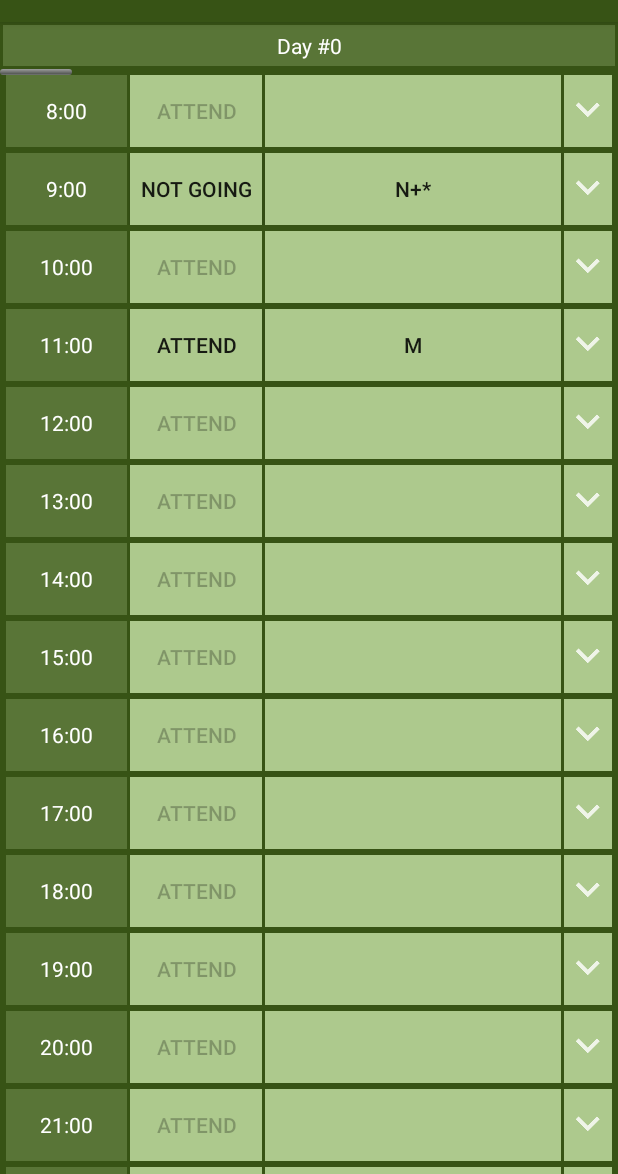
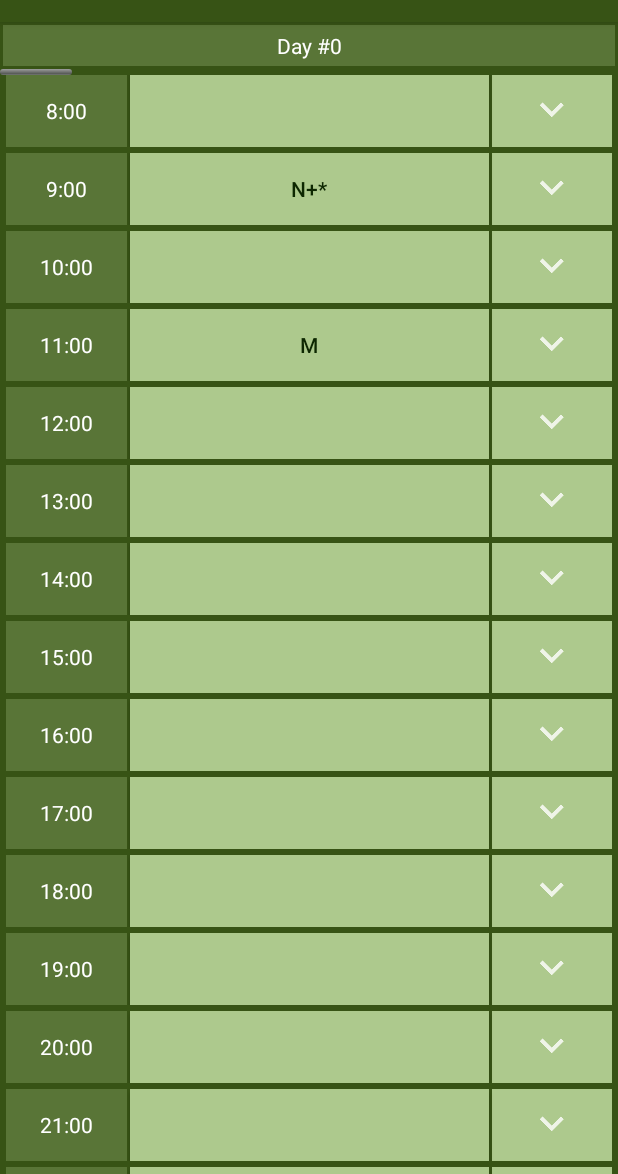
Before and after one commit to DanglingPointer/NTNUI-Tennis, an Android app: the screen it shows after launch (PagerActivity), on a phone screen of 412 x 824 dp, the part 62-1236 px from its top. Run offline under Robolectric (Android 15) with nearby library versions, the phone set to English and light mode, and no system bars; 5 statements that could not run were skipped.

Commit message:
TODO: slot parser, SlotDetailsActivity, PagerActivity

```diff
--- a/App/NtnuiTennis/app/src/main/java/org/mikhailv/ntnuitennis/data/Slot.java
+++ b/App/NtnuiTennis/app/src/main/java/org/mikhailv/ntnuitennis/data/Slot.java
@@ -16,11 +16,9 @@ public interface Slot
 
     boolean isExpired();
 
-    //boolean hasAvailable();
+    boolean hasAvailable();
 
     List<String> getAttending();
-
-    boolean isMeAttending();
 }
 
 class SlotImpl implements Slot
@@ -71,6 +69,7 @@ class SlotImpl implements Slot
     public SlotImpl setAvailable(boolean hasAvailable)
     {
         m_hasAvailable = hasAvailable;
+        return this;
     }
     public List<String> getAttending()
     {
@@ -81,11 +80,4 @@ class SlotImpl implements Slot
         m_reserved.add(name);
         return this;
     }
-    public boolean isMeAttending()
-    {
-        for (String name : m_reserved)
-            if (name != null && name.equals(Globals.MY_NAME))
-                return true;
-        return false;
-    }
 }
--- a/App/NtnuiTennis/app/src/main/java/org/mikhailv/ntnuitennis/data/SlotDetailsInfo.java
+++ b/App/NtnuiTennis/app/src/main/java/org/mikhailv/ntnuitennis/data/SlotDetailsInfo.java
@@ -21,6 +21,8 @@ public interface SlotDetailsInfo
     String[] getRegularsLine(int row) // row starts from 0, one line for each spot/player
     ;
 
+    String getAttendingLink();
+
     String getSubstitutesTitle();
 
     String[] getSubstitutesLine(int row);
--- a/App/NtnuiTennis/app/src/main/java/org/mikhailv/ntnuitennis/data/TableBuilder.java
+++ b/App/NtnuiTennis/app/src/main/java/org/mikhailv/ntnuitennis/data/TableBuilder.java
@@ -55,6 +55,9 @@ public class TableBuilder
         m_days.add(name);
         return this;
     }
+    /**
+     * Can be used as dummy
+     */
     public Week getWeek()
     {
         WeekImpl week = new WeekImpl();
--- a/App/NtnuiTennis/app/src/main/java/org/mikhailv/ntnuitennis/net/FetchSlotTask.java
+++ b/App/NtnuiTennis/app/src/main/java/org/mikhailv/ntnuitennis/net/FetchSlotTask.java
@@ -69,7 +69,8 @@ class FetchSlotTask extends FetchTask
             rawHtml = rawHtml.replaceAll("&nbsp;", " ").replaceAll("&Oslash;", "Ø")
                     .replaceAll("&oslash;", "ø").replaceAll("&Aring;", "Å")
                     .replaceAll("&aring;", "å").replaceAll("&AElig;", "Æ")
-                    .replaceAll("&aelig;", "æ").replaceAll("&#9990", "");
+                    .replaceAll("&aelig;", "æ").replaceAll("&#9990", "")
+                    .replaceAll("&amp;", "&");
 
             m_data.add(IND_INFO, new ArrayList<List<String>>());
             m_data.add(IND_REGS, new ArrayList<List<String>>());
--- a/App/NtnuiTennis/app/src/main/java/org/mikhailv/ntnuitennis/net/FetchTableTask.java
+++ b/App/NtnuiTennis/app/src/main/java/org/mikhailv/ntnuitennis/net/FetchTableTask.java
@@ -37,7 +37,8 @@ class FetchTableTask extends FetchTask
             rawHtml = rawHtml.replaceAll("&nbsp;", " ").replaceAll("&Oslash;", "Ø")
                     .replaceAll("&oslash;", "ø").replaceAll("&Aring;", "Å")
                     .replaceAll("&aring;", "å").replaceAll("&AElig;", "Æ")
-                    .replaceAll("&aelig;", "æ").replaceAll("&#9990", "");
+                    .replaceAll("&aelig;", "æ").replaceAll("&#9990", "")
+                    .replaceAll("&amp;", "&");
 
             TableBuilder builder = new TableBuilder(8, Globals.Sizes.WEEK, Globals.Sizes.DAY);
             XmlPullParser parser = Xml.newPullParser();
@@ -48,7 +49,7 @@ class FetchTableTask extends FetchTask
 
             int depth = 1;
             int day = -2;       // day = index of last <td> or <th>
-            int hour = -1;      // any illegal value will do
+            int hour = -1;      // any invalid value will do
             Tag tag = null;
 
             while (depth != 0) {
--- a/App/NtnuiTennis/app/src/main/java/org/mikhailv/ntnuitennis/ui/DayFragment.java
+++ b/App/NtnuiTennis/app/src/main/java/org/mikhailv/ntnuitennis/ui/DayFragment.java
@@ -8,6 +8,7 @@ import android.support.v4.app.Fragment;
 import android.support.v4.app.FragmentActivity;
 import android.support.v7.widget.LinearLayoutManager;
 import android.support.v7.widget.RecyclerView;
+import android.text.TextUtils;
 import android.util.Log;
 import android.view.LayoutInflater;
 import android.view.Menu;
@@ -26,6 +27,8 @@ import org.mikhailv.ntnuitennis.data.Globals;
 import org.mikhailv.ntnuitennis.data.Slot;
 import org.mikhailv.ntnuitennis.data.SlotDetailsInfo;
 import org.mikhailv.ntnuitennis.net.NetworkCallbacks;
+
+import java.util.List;
 
 /**
  * Created by MikhailV on 07.01.2017.
@@ -236,10 +239,6 @@ class SlotAdapter extends RecyclerView.Adapter<SlotHolder>
         }
         return temp;
     }
-    void onSlotAttendPressed(Slot slot)
-    {
-        ((DayFragment.Callbacks)m_context).onAttendPressed(m_dayIndex, slot);
-    }
     void onSlotDetailsPressed(Slot slot)
     {
         ((DayFragment.Callbacks)m_context).onSlotDetailsPressed(m_dayIndex, slot);
@@ -251,7 +250,6 @@ class SlotHolder extends RecyclerView.ViewHolder
     private TextView m_hourText;
     private TextView m_reservedText;
 
-    private Button m_attendBtn;
     private ImageButton m_expandBtn;
     private Button m_detailsBtn;
 
@@ -267,7 +265,6 @@ class SlotHolder extends RecyclerView.ViewHolder
         m_hourText = (TextView)root.findViewById(R.id.slot_text_hour);
         m_reservedText = (TextView)root.findViewById(R.id.slot_text_reserved);
 
-        m_attendBtn = (Button)root.findViewById(R.id.slot_btn_attend);
         m_expandBtn = (ImageButton)root.findViewById(R.id.slot_btn_expand);
         m_detailsBtn = (Button)root.findViewById(R.id.slot_btn_details);
 
@@ -294,14 +291,6 @@ class SlotHolder extends RecyclerView.ViewHolder
                 m_adapter.onSlotDetailsPressed(m_slotData);
             }
         });
-        m_attendBtn.setOnClickListener(new View.OnClickListener()
-        {
-            @Override
-            public void onClick(View v)
-            {
-                m_adapter.onSlotAttendPressed(m_slotData);
-            }
-        });
     }
     public void bind(Slot slot, int hour, boolean expanded)
     {
@@ -312,21 +301,15 @@ class SlotHolder extends RecyclerView.ViewHolder
         } else {
             m_expandBtn.setImageResource(R.drawable.ic_expand);
         }
-        if ((m_slotData = slot) == null) {
-            m_detailsBtn.setText(null);
-            setBtnsEnabled(false);
-        } else {
-            m_detailsBtn.setText(slot.getLevel());
-            setBtnsEnabled(!slot.isExpired());
-            if (slot.isMeAttending()) {
-                m_attendBtn.setText(R.string.slot_btn_attend_not);
-            } else {
-                m_attendBtn.setEnabled(slot.hasAvailable() && !slot.isExpired());
-                m_attendBtn.setText(R.string.slot_btn_attend);
-            }
-            if (slot.isExpired())
-                setExpiredBackground();
-        }
+        m_slotData = slot;
+
+        setBtnsEnabled(m_slotData.getLink() != null && !m_slotData.isExpired());
+        m_detailsBtn.setText(slot.getLevel());
+        if (slot.isExpired())
+            setExpiredBackground();
+        if (!slot.hasAvailable())
+            setNoavailableTextColor();
+
         configReservedText();
     }
     public boolean isExpanded()
@@ -339,7 +322,6 @@ class SlotHolder extends RecyclerView.ViewHolder
      */
     private void setBtnsEnabled(boolean enabled)
     {
-        m_attendBtn.setEnabled(enabled);
         m_expandBtn.setEnabled(enabled);
         m_detailsBtn.setEnabled(enabled);
     }
@@ -348,13 +330,10 @@ class SlotHolder extends RecyclerView.ViewHolder
      */
     private void configReservedText()
     {
-        if (m_slotData != null && m_expanded) {
-            StringBuilder sb = new StringBuilder();
-            for (String name : m_slotData.getAttending()) {
-                sb.append(name);
-                sb.append("\n");
-            }
-            m_reservedText.setText(sb.toString().trim());
+        List<String> names = m_slotData.getAttending();
+        if (names != null && m_expanded) {
+            String text = TextUtils.join("\n", names);
+            m_reservedText.setText(text);
             m_reservedText.setVisibility(View.VISIBLE);
         } else {
             m_reservedText.setText(null);
@@ -366,15 +345,25 @@ class SlotHolder extends RecyclerView.ViewHolder
      */
     private void setExpiredBackground()
     {
-        Context c = m_attendBtn.getContext();
+        Context c = m_detailsBtn.getContext();
         if (Build.VERSION.SDK_INT >= Build.VERSION_CODES.M) {
-            m_attendBtn.setBackgroundColor(c.getColor(R.color.darkGreen));
             m_detailsBtn.setBackgroundColor(c.getColor(R.color.darkGreen));
             m_expandBtn.setBackgroundColor(c.getColor(R.color.darkGreen));
         } else {
-            m_attendBtn.setBackgroundColor(c.getResources().getColor(R.color.darkGreen));
             m_detailsBtn.setBackgroundColor(c.getResources().getColor(R.color.darkGreen));
             m_expandBtn.setBackgroundColor(c.getResources().getColor(R.color.darkGreen));
         }
     }
+    /**
+     * Sets gray text color
+     */
+    private void setNoavailableTextColor()
+    {
+        Context c = m_detailsBtn.getContext();
+        if (Build.VERSION.SDK_INT >= Build.VERSION_CODES.M) {
+            m_detailsBtn.setTextColor(c.getColor(R.color.gray));
+        } else {
+            m_detailsBtn.setTextColor(c.getResources().getColor(R.color.gray));
+        }
+    }
 }
--- a/App/NtnuiTennis/app/src/main/java/org/mikhailv/ntnuitennis/ui/PagerActivity.java
+++ b/App/NtnuiTennis/app/src/main/java/org/mikhailv/ntnuitennis/ui/PagerActivity.java
@@ -60,9 +60,7 @@ public class PagerActivity extends AppCompatActivity implements DayFragment.Call
     }
     public void onAttendPressed(int day, Slot slot)
     {
-        if (m_networker != null)
-            m_networker.downloadSlot(slot.getAttendLink());
-
+        // nothing to be done here
     }
     public void updateData()
     {
--- a/App/NtnuiTennis/app/src/main/res/layout/item_slot.xml
+++ b/App/NtnuiTennis/app/src/main/res/layout/item_slot.xml
@@ -24,46 +24,33 @@
         android:layout_weight="4"
         android:orientation="vertical">
 
-        <RelativeLayout
+        <LinearLayout
             android:layout_width="match_parent"
-            android:layout_height="wrap_content">
+            android:layout_height="wrap_content"
+            android:orientation="horizontal">
 
             <Button
-                android:id="@+id/slot_btn_attend"
-                android:text="@string/slot_btn_attend"
-                android:layout_width="wrap_content"
+                android:id="@+id/slot_btn_details"
+                android:layout_width="0dp"
                 android:layout_height="match_parent"
-                android:layout_alignBottom="@+id/slot_btn_details"
-                android:layout_alignParentLeft="true"
-                android:layout_marginLeft="2dp"
-                android:background="@color/lightGreen"
-                />
-
-            <Button
-                android:id="@id/slot_btn_details"
-                android:layout_width="wrap_content"
-                android:layout_height="wrap_content"
-                android:layout_toLeftOf="@+id/slot_btn_expand"
-                android:layout_toRightOf="@id/slot_btn_attend"
+                android:layout_weight="3"
                 android:layout_marginLeft="2dp"
                 android:background="@color/lightGreen"
                 android:gravity="center"
+                android:textColor="@color/extraDarkGreen"
                 />
 
-
-
             <ImageButton
-                android:id="@id/slot_btn_expand"
-                android:layout_width="wrap_content"
+                android:id="@+id/slot_btn_expand"
+                android:layout_width="0dp"
                 android:layout_height="match_parent"
-                android:layout_alignBottom="@id/slot_btn_details"
-                android:layout_alignParentRight="true"
+                android:layout_weight="1"
                 android:layout_marginLeft="2dp"
                 android:background="@color/lightGreen"
                 android:src="@drawable/ic_expand"
                 />
 
-        </RelativeLayout>
+        </LinearLayout>
 
         <TextView
             android:id="@+id/slot_text_reserved"
@@ -76,6 +63,7 @@
             android:gravity="left|top"
             android:background="@color/white"
             android:visibility="gone"
+            android:textStyle="italic"
             />
 
     </LinearLayout>
--- a/App/NtnuiTennis/app/src/main/res/values/colors.xml
+++ b/App/NtnuiTennis/app/src/main/res/values/colors.xml
@@ -9,5 +9,6 @@
     <color name="green">#597537</color>
     <color name="darkGreen">#375315</color>
     <color name="extraDarkGreen">#0D2701</color>
+    <color name="gray">#999d97</color>
     <!--<color name="borderGreen">#2a410f</color>-->
 </resources>
```
